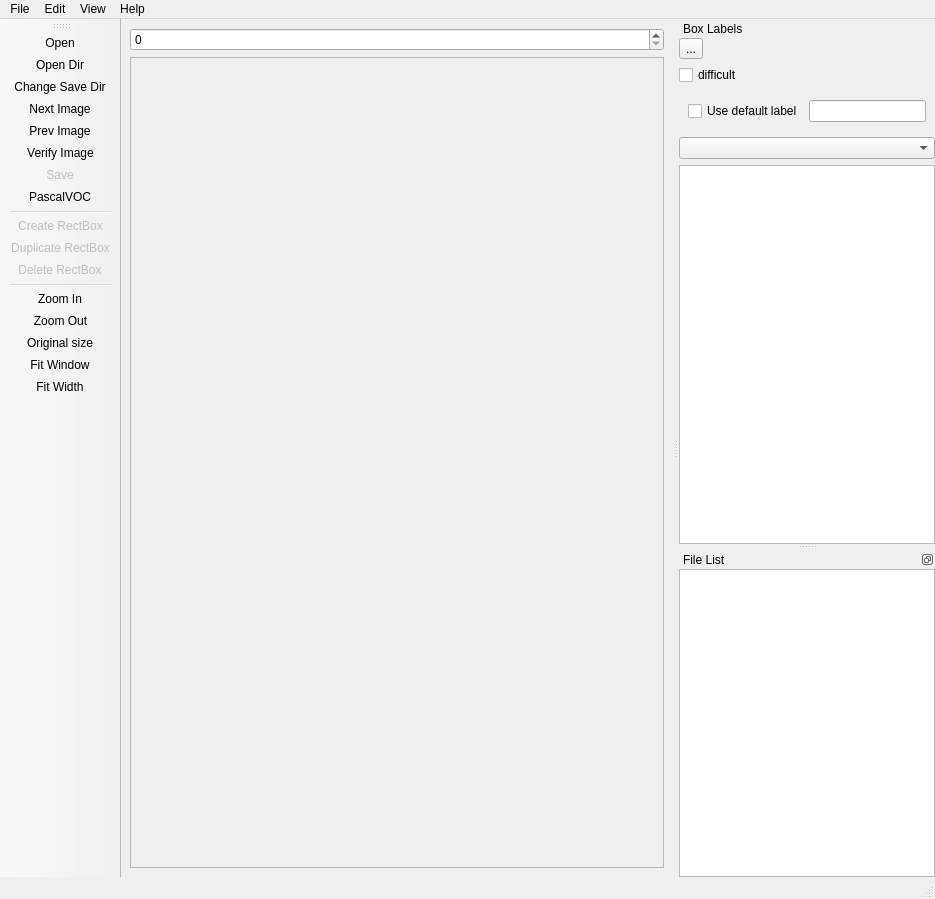
The window that ui/main_window.ui (Cerno-b/labelImg) describes before a commit, drawn with Qt 5.
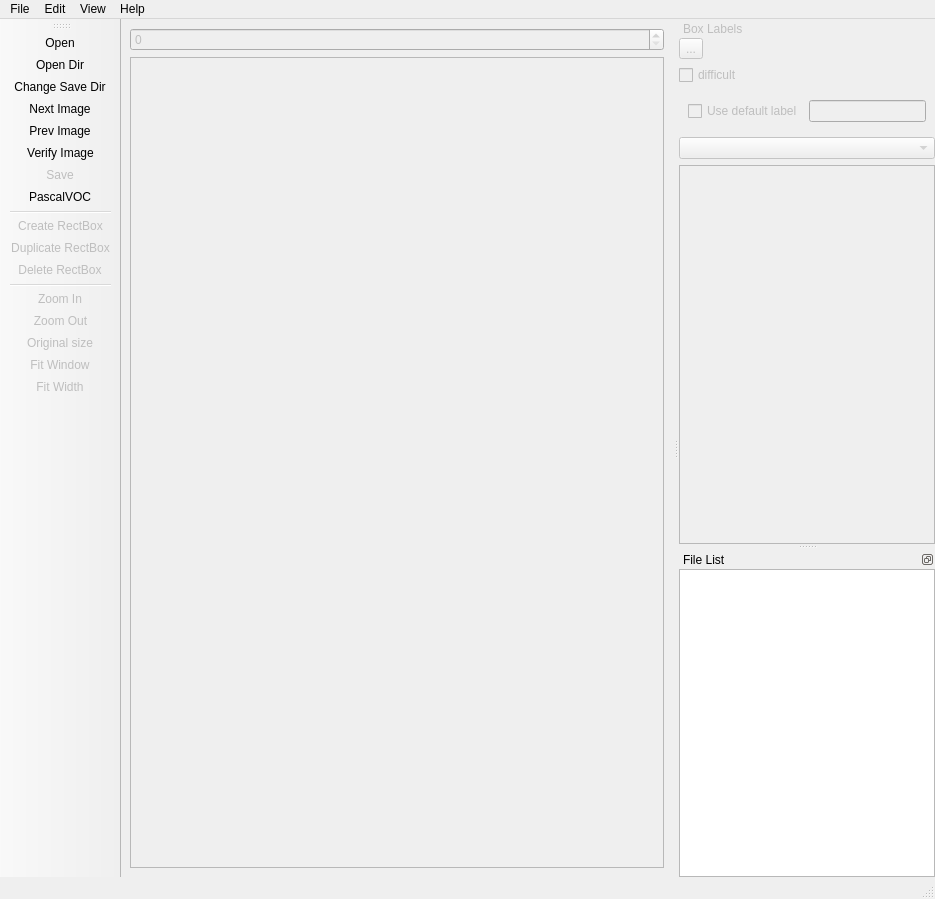
The same window after the commit. Icons and pictures are not drawn. Custom widgets are drawn as their Qt base class.

Commit message: Break apart action definitions

```diff
--- a/ui/main_window.ui
+++ b/ui/main_window.ui
@@ -16,7 +16,11 @@
   <widget class="QWidget" name="centralwidget">
    <layout class="QVBoxLayout" name="verticalLayout_3">
     <item>
-     <widget class="ZoomWidget" name="zoom_widget"/>
+     <widget class="ZoomWidget" name="zoom_widget">
+      <property name="enabled">
+       <bool>false</bool>
+      </property>
+     </widget>
     </item>
     <item>
      <widget class="QScrollArea" name="scroll_area">
@@ -127,6 +131,9 @@
   </widget>
   <widget class="QStatusBar" name="statusbar"/>
   <widget class="QDockWidget" name="dock">
+   <property name="enabled">
+    <bool>false</bool>
+   </property>
    <property name="accessibleName">
     <string/>
    </property>
@@ -722,6 +729,9 @@
    </property>
   </action>
   <action name="action_zoom_in">
+   <property name="enabled">
+    <bool>false</bool>
+   </property>
    <property name="icon">
     <iconset resource="../resources.qrc">
      <normaloff>:/zoom-in</normaloff>:/zoom-in</iconset>
@@ -737,6 +747,9 @@
    </property>
   </action>
   <action name="action_zoom_out">
+   <property name="enabled">
+    <bool>false</bool>
+   </property>
    <property name="icon">
     <iconset resource="../resources.qrc">
      <normaloff>:/zoom-out</normaloff>:/zoom-out</iconset>
@@ -752,6 +765,9 @@
    </property>
   </action>
   <action name="action_zoom_org">
+   <property name="enabled">
+    <bool>false</bool>
+   </property>
    <property name="icon">
     <iconset resource="../resources.qrc">
      <normaloff>:/zoom</normaloff>:/zoom</iconset>
@@ -767,6 +783,12 @@
    </property>
   </action>
   <action name="action_fit_window">
+   <property name="checkable">
+    <bool>true</bool>
+   </property>
+   <property name="enabled">
+    <bool>false</bool>
+   </property>
    <property name="icon">
     <iconset resource="../resources.qrc">
      <normaloff>:/fit-window</normaloff>:/fit-window</iconset>
@@ -782,6 +804,12 @@
    </property>
   </action>
   <action name="action_fit_width">
+   <property name="checkable">
+    <bool>true</bool>
+   </property>
+   <property name="enabled">
+    <bool>false</bool>
+   </property>
    <property name="icon">
     <iconset resource="../resources.qrc">
      <normaloff>:/fit-width</normaloff>:/fit-width</iconset>
```
Left out of the diff: 117 changed lines with no effect on the pictures. The commit also changes 2 other files.
